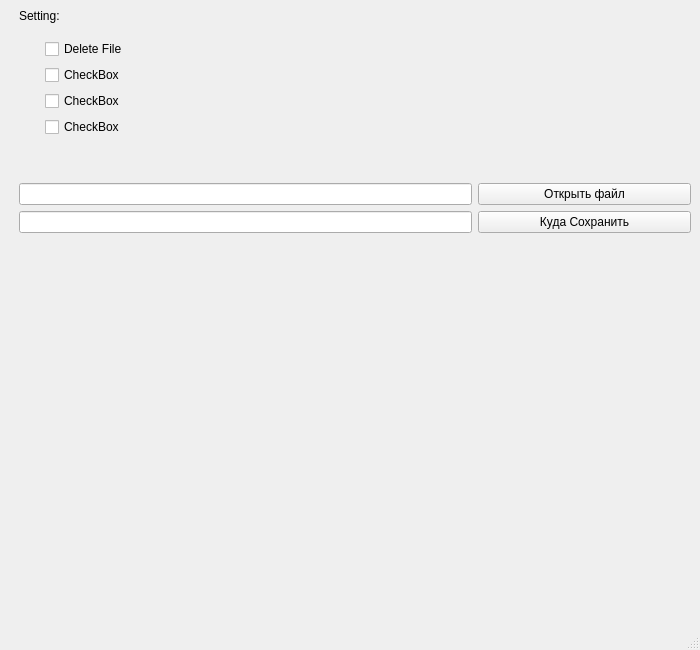
Above: mainwindow.ui from Rafail-Mukhutdinov/Kolibri-test-task before the change. Below: the same form after it.
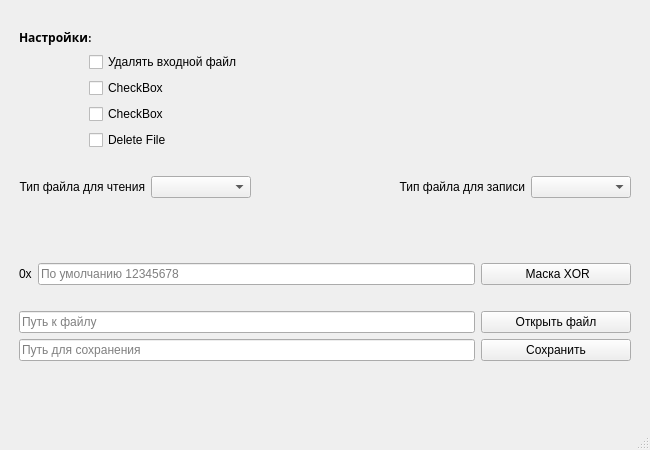
That is the form after the change.

Diff of the .ui file:
```diff
--- a/mainwindow.ui
+++ b/mainwindow.ui
@@ -6,63 +6,117 @@
    <rect>
     <x>0</x>
     <y>0</y>
-    <width>700</width>
-    <height>650</height>
+    <width>650</width>
+    <height>450</height>
    </rect>
   </property>
+  <property name="sizePolicy">
+   <sizepolicy hsizetype="Fixed" vsizetype="Fixed">
+    <horstretch>0</horstretch>
+    <verstretch>0</verstretch>
+   </sizepolicy>
+  </property>
+  <property name="minimumSize">
+   <size>
+    <width>650</width>
+    <height>450</height>
+   </size>
+  </property>
+  <property name="maximumSize">
+   <size>
+    <width>650</width>
+    <height>450</height>
+   </size>
+  </property>
   <property name="windowTitle">
-   <string>MainWindow</string>
+   <string>Колибри тестовое задание</string>
   </property>
   <widget class="QWidget" name="centralwidget">
    <property name="enabled">
     <bool>true</bool>
    </property>
-   <layout class="QGridLayout" name="gridLayout_2">
-    <item row="1" column="0">
-     <layout class="QGridLayout" name="gridLayout">
+   <property name="minimumSize">
+    <size>
+     <width>0</width>
+     <height>0</height>
+    </size>
+   </property>
+   <layout class="QVBoxLayout" name="verticalLayout_3">
+    <item>
+     <spacer name="verticalSpacer_3">
+      <property name="orientation">
+       <enum>Qt::Vertical</enum>
+      </property>
+      <property name="sizeType">
+       <enum>QSizePolicy::Minimum</enum>
+      </property>
+      <property name="sizeHint" stdset="0">
+       <size>
+        <width>20</width>
+        <height>20</height>
+       </size>
+      </property>
+     </spacer>
+    </item>
+    <item>
+     <layout class="QHBoxLayout" name="horizontalLayout_5">
       <property name="leftMargin">
        <number>10</number>
       </property>
-      <property name="spacing">
-       <number>6</number>
-      </property>
-      <item row="8" column="3">
-       <widget class="QPushButton" name="pushButton_2">
-        <property name="text">
-         <string>Куда Сохранить</string>
-        </property>
-       </widget>
-      </item>
-      <item row="2" column="0">
-       <spacer name="horizontalSpacer">
-        <property name="orientation">
-         <enum>Qt::Horizontal</enum>
-        </property>
-        <property name="sizeType">
-         <enum>QSizePolicy::Maximum</enum>
-        </property>
-        <property name="sizeHint" stdset="0">
-         <size>
-          <width>20</width>
-          <height>20</height>
-         </size>
-        </property>
-       </spacer>
-      </item>
-      <item row="0" column="0" colspan="3">
+      <item>
        <widget class="QLabel" name="label">
+        <property name="sizePolicy">
+         <sizepolicy hsizetype="Minimum" vsizetype="Fixed">
+          <horstretch>0</horstretch>
+          <verstretch>0</verstretch>
+         </sizepolicy>
+        </property>
+        <property name="font">
+         <font>
+          <family>Nimbus Sans [urw]</family>
+          <bold>true</bold>
+         </font>
+        </property>
+        <property name="accessibleDescription">
+         <string/>
+        </property>
         <property name="text">
-         <string>Setting:</string>
+         <string>Настройки:</string>
         </property>
-        <property name="textFormat">
-         <enum>Qt::AutoText</enum>
+        <property name="alignment">
+         <set>Qt::AlignLeading|Qt::AlignLeft|Qt::AlignVCenter</set>
         </property>
-        <property name="margin">
-         <number>0</number>
+       </widget>
+      </item>
+     </layout>
+    </item>
+    <item>
+     <layout class="QVBoxLayout" name="verticalLayout_2">
+      <property name="leftMargin">
+       <number>80</number>
+      </property>
+      <item>
+       <widget class="QCheckBox" name="checkBox_3">
+        <property name="text">
+         <string>Удалять входной файл</string>
         </property>
        </widget>
       </item>
-      <item row="2" column="1" colspan="2">
+      <item>
+       <widget class="QCheckBox" name="checkBox_4">
+        <property name="text">
+         <string>CheckBox</string>
+        </property>
+       </widget>
+      </item>
+      <item>
+       <widget class="QCheckBox" name="checkBox_2">
+        <property name="text">
+         <string>CheckBox</string>
+        </property>
+       </widget>
+      </item>
+      <item>
        <widget class="QCheckBox" name="checkBox">
         <property name="enabled">
          <bool>true</bool>
@@ -96,75 +150,295 @@
         </property>
        </widget>
       </item>
-      <item row="7" column="0" colspan="3">
-       <widget class="QLineEdit" name="lineEdit"/>
+     </layout>
+    </item>
+    <item>
+     <spacer name="verticalSpacer_2">
+      <property name="orientation">
+       <enum>Qt::Vertical</enum>
+      </property>
+      <property name="sizeType">
+       <enum>QSizePolicy::Minimum</enum>
+      </property>
+      <property name="sizeHint" stdset="0">
+       <size>
+        <width>20</width>
+        <height>20</height>
+       </size>
+      </property>
+     </spacer>
+    </item>
+    <item>
+     <layout class="QHBoxLayout" name="horizontalLayout_4">
+      <property name="leftMargin">
+       <number>10</number>
+      </property>
+      <property name="rightMargin">
+       <number>10</number>
+      </property>
+      <item>
+       <widget class="QLabel" name="label_3">
+        <property name="text">
+         <string>Тип файла для чтения</string>
+        </property>
+        <property name="alignment">
+         <set>Qt::AlignRight|Qt::AlignTrailing|Qt::AlignVCenter</set>
+        </property>
+       </widget>
       </item>
-      <item row="6" column="0" colspan="3">
-       <spacer name="verticalSpacer_3">
-        <property name="orientation">
-         <enum>Qt::Vertical</enum>
+      <item>
+       <widget class="QComboBox" name="comboBox">
+        <property name="sizePolicy">
+         <sizepolicy hsizetype="Fixed" vsizetype="Fixed">
+          <horstretch>0</horstretch>
+          <verstretch>0</verstretch>
+         </sizepolicy>
         </property>
-        <property name="sizeType">
-         <enum>QSizePolicy::Fixed</enum>
+        <property name="minimumSize">
+         <size>
+          <width>100</width>
+          <height>0</height>
+         </size>
         </property>
-        <property name="sizeHint" stdset="0">
+        <property name="maximumSize">
          <size>
-          <width>20</width>
-          <height>40</height>
+          <width>100</width>
+          <height>16777215</height>
          </size>
         </property>
-       </spacer>
+        <property name="currentText">
+         <string/>
+        </property>
+        <property name="placeholderText">
+         <string/>
+        </property>
+       </widget>
       </item>
-      <item row="1" column="0" colspan="3">
-       <spacer name="verticalSpacer_2">
+      <item>
+       <spacer name="horizontalSpacer">
         <property name="orientation">
-         <enum>Qt::Vertical</enum>
+         <enum>Qt::Horizontal</enum>
         </property>
-        <property name="sizeType">
-         <enum>QSizePolicy::Fixed</enum>
-        </property>
         <property name="sizeHint" stdset="0">
          <size>
-          <width>0</width>
-          <height>10</height>
+          <width>40</width>
+          <height>20</height>
          </size>
         </property>
        </spacer>
       </item>
-      <item row="7" column="3">
+      <item>
+       <widget class="QLabel" name="label_4">
+        <property name="text">
+         <string>Тип файла для записи</string>
+        </property>
+        <property name="alignment">
+         <set>Qt::AlignRight|Qt::AlignTrailing|Qt::AlignVCenter</set>
+        </property>
+       </widget>
+      </item>
+      <item>
+       <widget class="QComboBox" name="comboBox_2">
+        <property name="sizePolicy">
+         <sizepolicy hsizetype="Fixed" vsizetype="Fixed">
+          <horstretch>0</horstretch>
+          <verstretch>0</verstretch>
+         </sizepolicy>
+        </property>
+        <property name="minimumSize">
+         <size>
+          <width>100</width>
+          <height>0</height>
+         </size>
+        </property>
+        <property name="maximumSize">
+         <size>
+          <width>100</width>
+          <height>16777215</height>
+         </size>
+        </property>
+       </widget>
+      </item>
+     </layout>
+    </item>
+    <item>
+     <spacer name="verticalSpacer_5">
+      <property name="orientation">
+       <enum>Qt::Vertical</enum>
+      </property>
+      <property name="sizeHint" stdset="0">
+       <size>
+        <width>20</width>
+        <height>40</height>
+       </size>
+      </property>
+     </spacer>
+    </item>
+    <item>
+     <layout class="QHBoxLayout" name="horizontalLayout_6">
+      <property name="leftMargin">
+       <number>10</number>
+      </property>
+      <property name="topMargin">
+       <number>0</number>
+      </property>
+      <property name="rightMargin">
+       <number>10</number>
+      </property>
+      <item>
+       <widget class="QLabel" name="label_2">
+        <property name="sizePolicy">
+         <sizepolicy hsizetype="Preferred" vsizetype="Preferred">
+          <horstretch>0</horstretch>
+          <verstretch>0</verstretch>
+         </sizepolicy>
+        </property>
+        <property name="text">
+         <string>0x</string>
+        </property>
+       </widget>
+      </item>
+      <item>
+       <widget class="QLineEdit" name="lineEdit_5">
+        <property name="sizePolicy">
+         <sizepolicy hsizetype="MinimumExpanding" vsizetype="Fixed">
+          <horstretch>0</horstretch>
+          <verstretch>0</verstretch>
+         </sizepolicy>
+        </property>
+        <property name="dragEnabled">
+         <bool>false</bool>
+        </property>
+        <property name="readOnly">
+         <bool>false</bool>
+        </property>
+        <property name="placeholderText">
+         <string>По умолчанию 12345678</string>
+        </property>
+       </widget>
+      </item>
+      <item>
+       <widget class="QPushButton" name="pushButton_3">
+        <property name="sizePolicy">
+         <sizepolicy hsizetype="Preferred" vsizetype="Fixed">
+          <horstretch>0</horstretch>
+          <verstretch>0</verstretch>
+         </sizepolicy>
+        </property>
+        <property name="minimumSize">
+         <size>
+          <width>150</width>
+          <height>0</height>
+         </size>
+        </property>
+        <property name="text">
+         <string> Маска XOR</string>
+        </property>
+       </widget>
+      </item>
+     </layout>
+    </item>
+    <item>
+     <spacer name="verticalSpacer_4">
+      <property name="orientation">
+       <enum>Qt::Vertical</enum>
+      </property>
+      <property name="sizeType">
+       <enum>QSizePolicy::Minimum</enum>
+      </property>
+      <property name="sizeHint" stdset="0">
+       <size>
+        <width>20</width>
+        <height>20</height>
+       </size>
+      </property>
+     </spacer>
+    </item>
+    <item>
+     <layout class="QHBoxLayout" name="horizontalLayout">
+      <property name="leftMargin">
+       <number>10</number>
+      </property>
+      <property name="rightMargin">
+       <number>10</number>
+      </property>
+      <item>
+       <widget class="QLineEdit" name="lineEdit">
+        <property name="sizePolicy">
+         <sizepolicy hsizetype="Expanding" vsizetype="Fixed">
+          <horstretch>0</horstretch>
+          <verstretch>0</verstretch>
+         </sizepolicy>
+        </property>
+        <property name="placeholderText">
+         <string>Путь к файлу</string>
+        </property>
+       </widget>
+      </item>
+      <item>
        <widget class="QPushButton" name="pushButton">
+        <property name="sizePolicy">
+         <sizepolicy hsizetype="Preferred" vsizetype="Fixed">
+          <horstretch>0</horstretch>
+          <verstretch>0</verstretch>
+         </sizepolicy>
+        </property>
+        <property name="minimumSize">
+         <size>
+          <width>150</width>
+          <height>0</height>
+         </size>
+        </property>
         <property name="text">
          <string>Открыть файл</string>
         </property>
        </widget>
       </item>
-      <item row="8" column="0" colspan="3">
-       <widget class="QLineEdit" name="lineEdit_2"/>
-      </item>
-      <item row="3" column="1" colspan="2">
-       <widget class="QCheckBox" name="checkBox_2">
-        <property name="text">
-         <string>CheckBox</string>
+     </layout>
+    </item>
+    <item>
+     <layout class="QHBoxLayout" name="horizontalLayout_3">
+      <property name="leftMargin">
+       <number>10</number>
+      </property>
+      <property name="rightMargin">
+       <number>10</number>
+      </property>
+      <item>
+       <widget class="QLineEdit" name="lineEdit_2">
+        <property name="sizePolicy">
+         <sizepolicy hsizetype="Expanding" vsizetype="Fixed">
+          <horstretch>0</horstretch>
+          <verstretch>0</verstretch>
+         </sizepolicy>
         </property>
-       </widget>
-      </item>
-      <item row="4" column="1" colspan="2">
-       <widget class="QCheckBox" name="checkBox_3">
-        <property name="text">
-         <string>CheckBox</string>
+        <property name="placeholderText">
+         <string>Путь для сохранения</string>
         </property>
        </widget>
       </item>
-      <item row="5" column="1" colspan="2">
-       <widget class="QCheckBox" name="checkBox_4">
+      <item>
+       <widget class="QPushButton" name="pushButton_2">
+        <property name="sizePolicy">
+         <sizepolicy hsizetype="Preferred" vsizetype="Fixed">
+          <horstretch>0</horstretch>
+          <verstretch>0</verstretch>
+         </sizepolicy>
+        </property>
+        <property name="minimumSize">
+         <size>
+          <width>150</width>
+          <height>0</height>
+         </size>
+        </property>
         <property name="text">
-         <string>CheckBox</string>
+         <string>Сохранить</string>
         </property>
        </widget>
       </item>
      </layout>
     </item>
-    <item row="2" column="0">
+    <item>
      <spacer name="verticalSpacer">
       <property name="orientation">
        <enum>Qt::Vertical</enum>
@@ -184,7 +458,7 @@
     <rect>
      <x>0</x>
      <y>0</y>
-     <width>700</width>
+     <width>650</width>
      <height>22</height>
     </rect>
    </property>
```
